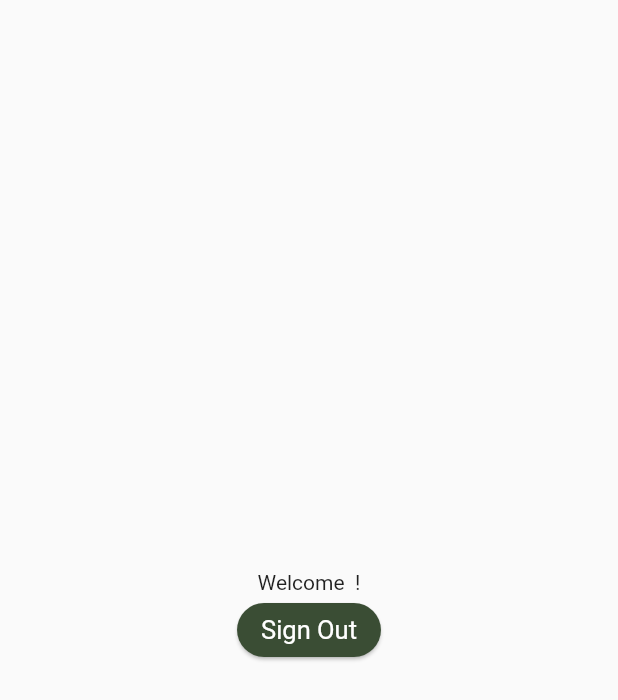
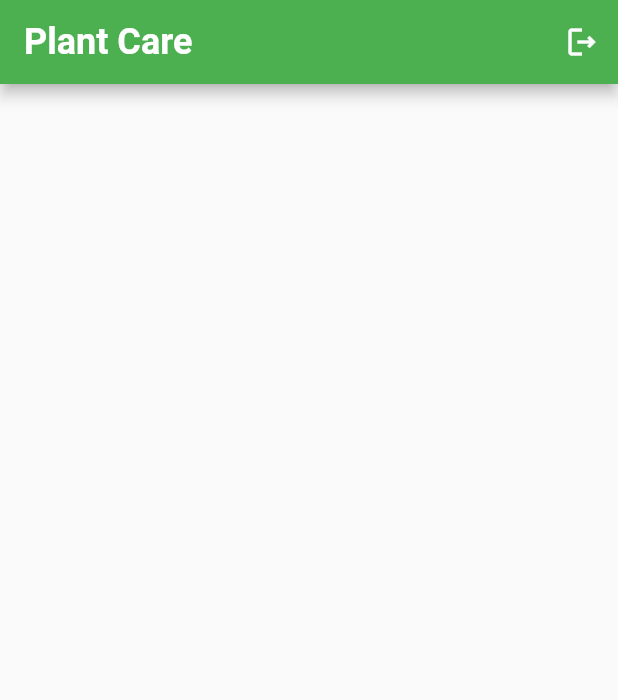
Before and after one commit to alastairrmcneill/plant-care-archive, a Flutter app: the screen it shows once a user with an empty profile is signed in, on a phone screen of 412 x 824 dp. Shown: the top 700 px of the screen. Run offline on Flutter 3.47's test engine with Material 2 defaults, Android fonts, the phone set to English and light mode, and no system bars; our stand-ins replace cloud_firestore, firebase_auth, firebase_core; accounts and stored records are empty.

Commit message:
Began setup of main app

```diff
--- /dev/null
+++ b/lib/notifiers/notifiers.dart
@@ -0,0 +1,2 @@
+export 'plant_notifier.dart';
+export 'room_notifier.dart';
--- /dev/null
+++ b/lib/notifiers/plant_notifier.dart
@@ -0,0 +1,22 @@
+import 'dart:collection';
+
+import 'package:flutter/material.dart';
+import 'package:plant_care/models/plant_model.dart';
+
+class PlantNotifier extends ChangeNotifier {
+  List<Plant> _plantList = [];
+  Plant _currentPlant = Plant();
+
+  UnmodifiableListView<Plant> get getPlantList => UnmodifiableListView(_plantList);
+  Plant get getCurrentPlant => _currentPlant;
+
+  set setPlantList(List<Plant> plantList) {
+    _plantList = plantList;
+    notifyListeners();
+  }
+
+  set setCurrentPlant(Plant currentPlant) {
+    _currentPlant = currentPlant;
+    notifyListeners();
+  }
+}
--- a/lib/screens/home/home_screen.dart
+++ b/lib/screens/home/home_screen.dart
@@ -1,5 +1,3 @@
-import 'package:cloud_firestore/cloud_firestore.dart';
-import 'package:firebase_auth/firebase_auth.dart';
 import 'package:flutter/material.dart';
 import 'package:plant_care/services/services.dart';
 
@@ -14,38 +12,26 @@ class _HomeScreenState extends State<HomeScreen> {
   @override
   Widget build(BuildContext context) {
     return Scaffold(
-      body: Center(
-        child: Column(
-          mainAxisAlignment: MainAxisAlignment.center,
-          children: [
-            FutureBuilder<DocumentSnapshot>(
-              future: UserDatabaseService.readCurrentUser(FirebaseAuth.instance.currentUser!.uid),
-              builder: (BuildContext context, AsyncSnapshot<DocumentSnapshot> snapshot) {
-                if (snapshot.hasError) {
-                  return Text("Something went wrong");
-                }
-
-                if (snapshot.hasData && !snapshot.data!.exists) {
-                  return Text("User does not exist");
-                }
-
-                if (snapshot.connectionState == ConnectionState.done) {
-                  Map<String, dynamic> data = snapshot.data!.data() as Map<String, dynamic>;
-                  return Text("Welcome ${data['firstName']} ${data['lastName']}!");
-                }
-
-                return Text("loading");
-              },
-            ),
-            ElevatedButton(
-              onPressed: () async {
-                dynamic result = await AuthService.signOut();
-              },
-              child: Text('Sign Out'),
-            ),
-          ],
+      appBar: AppBar(
+        centerTitle: false,
+        title: Text(
+          'Plant Care',
+          style: TextStyle(
+            fontSize: 24.0,
+            fontWeight: FontWeight.bold,
+          ),
         ),
+        actions: [
+          IconButton(
+            onPressed: () async {
+              dynamic result = await AuthService.signOut();
+            },
+            icon: Icon(Icons.logout_outlined),
+            iconSize: 24,
+          ),
+        ],
       ),
+      // bottomNavigationBar: ,
     );
   }
 }
--- a/lib/services/auth_service.dart
+++ b/lib/services/auth_service.dart
@@ -4,6 +4,10 @@ import 'package:plant_care/services/services.dart';
 
 class AuthService {
   static FirebaseAuth _auth = FirebaseAuth.instance;
+
+  static String getCurrentUser() {
+    return _auth.currentUser!.uid;
+  }
 
   // AppUser from Firebase user
   static AppUser? _appUserFromFirebaseUser(User? user) {
```
Also changed, not shown: lib/screens/home/calendar_screen.dart (added, +17 -0 lines), lib/screens/home/plants_screen.dart (added, +15 -0 lines), lib/screens/home/profile_screen.dart (added, +15 -0 lines), lib/screens/home/rooms_screen.dart (added, +15 -0 lines), lib/services/database_service.dart (+13 -1 lines), lib/notifiers/room_notifier.dart (added).
